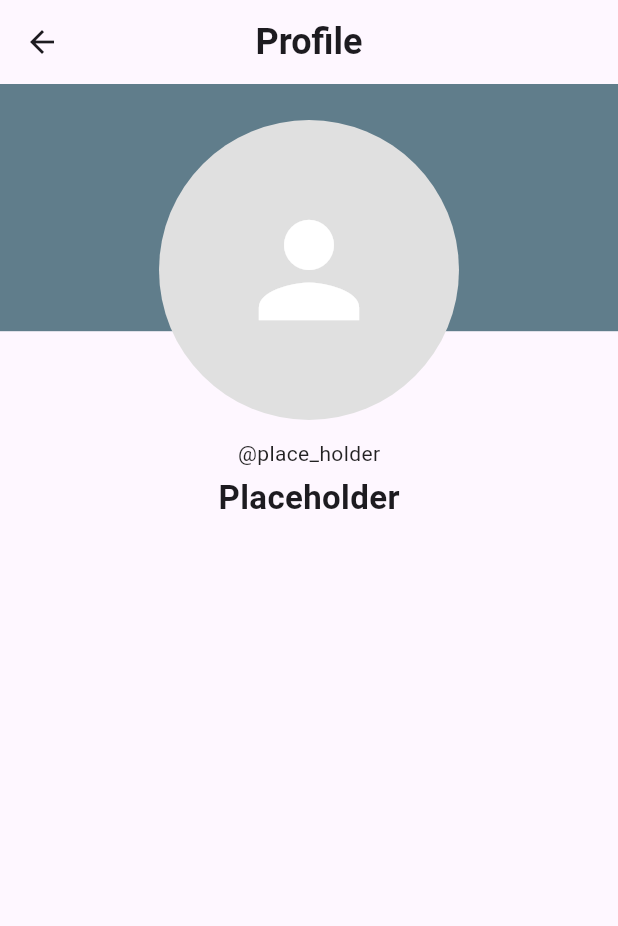
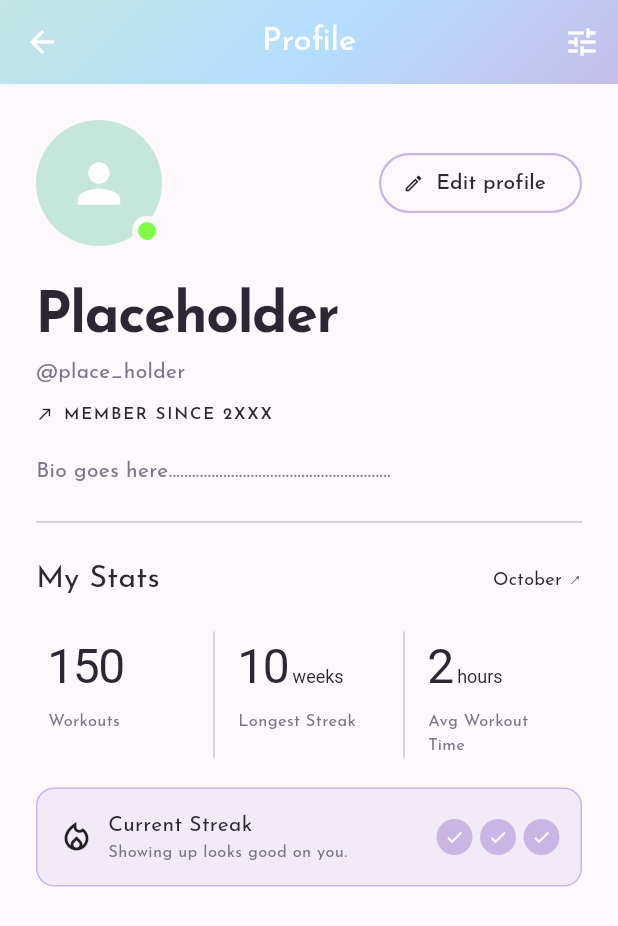
Before and after one commit to CSC-3380-Fall-2026/Team-11, a Flutter app: the ProfilePage screen opened directly, on a phone screen of 412 x 824 dp. Shown: the top 926 px of the screen. Run offline on Flutter 3.47's test engine with Material 3 defaults, Android fonts, the phone set to English and light mode, and no system bars; our stand-ins replace cloud_firestore, device_preview, firebase_auth, firebase_core, flutter_dotenv, flutter_svg and 4 more; accounts and stored records are empty.

Commit message:
Updated profile frontend

```diff
--- a/melio_project/lib/pages/profile/profile_page.dart
+++ b/melio_project/lib/pages/profile/profile_page.dart
@@ -1,5 +1,11 @@
-import "package:flutter/material.dart";
-import "package:google_fonts/google_fonts.dart";
+import 'package:flutter/material.dart';
+import 'package:google_fonts/google_fonts.dart';
+import 'package:melio_project/pages/chatbot/chatbot_theme.dart';
+
+typedef T = ChatBotTheme;
+
+const _dark = Color(0xFF2B2833);
+const _muted = Color(0xFF7A7685);
 
 class ProfilePage extends StatelessWidget {
   const ProfilePage({super.key});
@@ -12,68 +18,194 @@ class ProfilePage extends StatelessWidget {
 
   @override
   Widget build(BuildContext context) {
-    final screenHeight = MediaQuery.of(context).size.height;
-    const double avatarRadius = 100;
-
-    return Scaffold(
-      appBar: AppBar(
-        title: Text(
-          "Profile",
-          style: GoogleFonts.roboto(fontSize: 24, fontWeight: FontWeight.bold),
+    return Theme(
+      data: ThemeData(
+        scaffoldBackgroundColor: T.background,
+        textTheme: GoogleFonts.josefinSansTextTheme().apply(
+          bodyColor: _dark,
+          displayColor: _dark,
         ),
-        centerTitle: true,
       ),
-      body: Stack(
-        alignment: Alignment.topCenter,
+      child: Scaffold(
+        appBar: T.buildAppBar(
+          title: 'Profile',
+          actions: [IconButton(onPressed: () {}, icon: const Icon(Icons.tune))],
+        ),
+        body: ListView(
+          padding: const EdgeInsets.all(24),
           children: [
-          // Styled background color block
-          Container(
-            width: double.infinity,
-            height: screenHeight / 5,
-            color: Colors.blueGrey,
-          ),
-          // Info
-          Align(
-            alignment: Alignment.topCenter,
-            child: Padding(
-              padding: const EdgeInsets.only(top: 24),
-              child: Column(
-                mainAxisSize: MainAxisSize.min,
+            // Avatar + edit button
+            Row(
+              mainAxisAlignment: MainAxisAlignment.spaceBetween,
+              children: [
+                Stack(
                   children: [
                     CircleAvatar(
-                    radius: avatarRadius,
-                    backgroundColor: Colors.grey.shade300,
+                      radius: 42,
+                      backgroundColor: T.mint,
                       backgroundImage: photoUrl != null
                           ? NetworkImage(photoUrl!)
                           : null,
                       child: photoUrl == null
                           ? const Icon(
                               Icons.person,
-                            size: avatarRadius,
+                              size: 42,
                               color: Colors.white,
                             )
                           : null,
                     ),
-                  const SizedBox(height: 12),
-                  Text(
-                    username,
-                    style: GoogleFonts.roboto(
-                      fontSize: 14,
-                      color: Colors.black87,
+                    Positioned(
+                      right: 0,
+                      bottom: 0,
+                      child: Container(
+                        width: 20,
+                        height: 20,
+                        decoration: BoxDecoration(
+                          color: const Color(0xFF81FD47),
+                          shape: BoxShape.circle,
+                          border: Border.all(color: T.background, width: 4),
                         ),
                       ),
-                  const SizedBox(height: 4),
+                    ),
+                  ],
+                ),
+                OutlinedButton.icon(
+                  onPressed: () {},
+                  icon: const Icon(Icons.edit_outlined, size: 14),
+                  label: const Text('Edit profile'),
+                  style: OutlinedButton.styleFrom(
+                    foregroundColor: _dark,
+                    side: const BorderSide(color: T.lavender, width: 1.5),
+                  ),
+                ),
+              ],
+            ),
+            const SizedBox(height: 20),
+
+            // Name block
             Text(
               name,
-                    style: GoogleFonts.roboto(
-                      fontSize: 22,
-                      fontWeight: FontWeight.bold,
+              style: const TextStyle(
+                fontSize: 38,
+                fontWeight: FontWeight.w700,
+                letterSpacing: -1,
+              ),
+            ),
+            Text(username, style: const TextStyle(color: _muted)),
+            const SizedBox(height: 10),
+            const Row(
+              children: [
+                Icon(Icons.north_east, size: 12),
+                SizedBox(width: 6),
+                Text(
+                  'MEMBER SINCE 2XXX',
+                  style: TextStyle(
+                    fontSize: 11,
+                    fontWeight: FontWeight.w600,
+                    letterSpacing: 1.2,
+                  ),
+                ),
+              ],
+            ),
+            // Bio
+            const SizedBox(height: 20),
+            Text(
+              'Bio goes here.........................................................',
+              style: const TextStyle(fontSize: 14, color: _muted),
+            ),
+
+            const Divider(height: 48),
+
+            // Stats
+            const Row(
+              mainAxisAlignment: MainAxisAlignment.spaceBetween,
+              children: [
+                Text('My Stats', style: TextStyle(fontSize: 20)),
+                Text('October ↗', style: TextStyle(fontSize: 12)),
+              ],
+            ),
+            const SizedBox(height: 20),
+            const IntrinsicHeight(
+              child: Row(
+                children: [
+                  Expanded(child: Stat('150', '', 'Workouts')),
+                  VerticalDivider(),
+                  Expanded(child: Stat('10', ' weeks', 'Longest Streak')),
+                  VerticalDivider(),
+                  Expanded(child: Stat('2', ' hours', 'Avg Workout Time')),
+                ],
+              ),
+            ),
+            const SizedBox(height: 20),
+
+            // Streak card
+            Container(
+              padding: const EdgeInsets.all(14),
+              decoration: BoxDecoration(
+                color: T.lavender.withOpacity(0.2),
+                border: Border.all(color: T.lavender),
+                borderRadius: BorderRadius.circular(12),
+              ),
+              child: Row(
+                children: [
+                  const Icon(Icons.local_fire_department_outlined),
+                  const SizedBox(width: 9),
+                  const Expanded(
+                    child: Column(
+                      crossAxisAlignment: CrossAxisAlignment.start,
+                      children: [
+                        Text('Current Streak', style: TextStyle(fontSize: 14)),
+                        Text(
+                          'Showing up looks good on you.',
+                          style: TextStyle(fontSize: 11, color: _muted),
+                        ),
+                      ],
+                    ),
+                  ),
+                  for (var i = 0; i < 3; i++)
+                    const Padding(
+                      padding: EdgeInsets.only(left: 5),
+                      child: CircleAvatar(
+                        radius: 12,
+                        backgroundColor: T.lavender,
+                        child: Icon(Icons.check, size: 13, color: T.textLight),
                       ),
                     ),
                 ],
               ),
             ),
+          ],
         ),
+      ),
+    );
+  }
+}
+
+class Stat extends StatelessWidget {
+  const Stat(this.value, this.unit, this.label, {super.key});
+  final String value, unit, label;
+
+  @override
+  Widget build(BuildContext context) {
+    return Padding(
+      padding: const EdgeInsets.symmetric(horizontal: 8),
+      child: Column(
+        crossAxisAlignment: CrossAxisAlignment.start,
+        children: [
+          Text.rich(
+            TextSpan(
+              text: value,
+              style: const TextStyle(fontSize: 32, letterSpacing: -1),
+              children: [
+                TextSpan(
+                  text: unit,
+                  style: const TextStyle(fontSize: 12, letterSpacing: 0),
+                ),
+              ],
+            ),
+          ),
+          const SizedBox(height: 6),
+          Text(label, style: const TextStyle(fontSize: 11, color: _muted)),
         ],
       ),
     );
```
Lines whose indentation alone changed are shown as unchanged.
